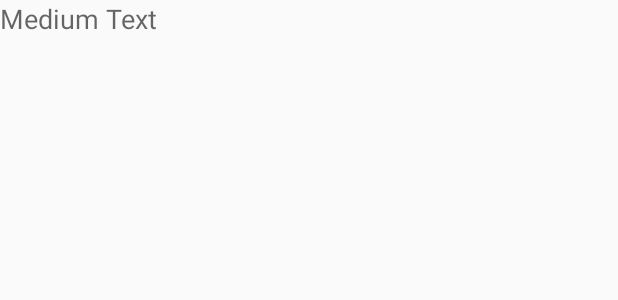
After one commit to rub-sky/BulletinGroupBlast, an Android app: the layout activity_organization.xml on its own in the app's theme, with its tools: preview values and no code run, on a phone screen of 412 x 824 dp. The commit adds this screen. Shown: the top 300 px of the screen. Run offline under Robolectric (Android 15) with nearby library versions, the phone set to English and light mode, and no system bars.

Commit message:
Updated the UserActivity interface
- Updated the width of the objects by removing the margins
- Updated the positioning of the form objects
- Added Click functionality to go to the organization activity and passed a value to it.
- Updated the User landing string to Home
- Added style colors, but they are not functioning yet

```diff
--- /dev/null
+++ b/app/src/main/res/layout/activity_organization.xml
@@ -0,0 +1,19 @@
+<RelativeLayout xmlns:android="http://schemas.android.com/apk/res/android"
+    xmlns:tools="http://schemas.android.com/tools" android:layout_width="match_parent"
+    android:layout_height="match_parent" android:paddingLeft="@dimen/activity_horizontal_margin_none"
+    android:paddingRight="@dimen/activity_horizontal_margin_none"
+    android:paddingTop="@dimen/activity_vertical_margin_none"
+    android:paddingBottom="@dimen/activity_vertical_margin_none"
+    tools:context="com.bulletingroupblast.bulletingroupblast.OrganizationActivity">
+
+    <TextView
+        android:layout_width="match_parent"
+        android:layout_height="wrap_content"
+        android:textAppearance="?android:attr/textAppearanceMedium"
+        android:text="Medium Text"
+        android:id="@+id/txtOrgName"
+        android:layout_alignParentTop="true"
+        android:layout_alignParentLeft="true"
+        android:layout_alignParentStart="true"
+        android:lines="5" />
+</RelativeLayout>
--- a/app/src/main/res/values/dimens.xml
+++ b/app/src/main/res/values/dimens.xml
@@ -2,6 +2,8 @@
     <!-- Default screen margins, per the Android Design guidelines. -->
     <dimen name="activity_horizontal_margin">16dp</dimen>
     <dimen name="activity_vertical_margin">16dp</dimen>
+    <dimen name="activity_horizontal_margin_none">0dp</dimen>
+    <dimen name="activity_vertical_margin_none">0dp</dimen>
 
     <!-- Per the design guidelines, navigation drawers should be between 240dp and 320dp:
          https://developer.android.com/design/patterns/navigation-drawer.html -->
--- a/app/src/main/res/values/strings.xml
+++ b/app/src/main/res/values/strings.xml
@@ -14,6 +14,6 @@
     <string name="navigation_drawer_close">Close navigation drawer</string>
 
     <string name="action_example">Example action</string>
-    <string name="title_activity_home_main">Home</string>
-    <string name="title_activity_user_landing">UserLandingActivity</string>
+    <string name="title_activity_user_landing">Home</string>
+    <string name="title_activity_organization">Organization</string>
 </resources>
--- a/app/src/main/res/values/styles.xml
+++ b/app/src/main/res/values/styles.xml
@@ -2,7 +2,14 @@
 
     <!-- Base application theme. -->
     <style name="AppTheme" parent="Theme.AppCompat.Light.DarkActionBar">
-        <!-- Customize your theme here. -->
+        <!-- Main theme colors -->
+        <!--   your app branding color for the app bar -->
+        <item name="android:colorPrimary">#8BC34A</item>
+        <!--   darker variant for the status bar and contextual app bars -->
+        <item name="android:colorPrimaryDark">#33691E</item>
+        <!--   theme UI controls like checkboxes and text fields -->
+        <item name="android:colorAccent">#9CCC65</item>
+
     </style>
 
 </resources>
```
Also changed, not shown: app/src/main/AndroidManifest.xml (+17 -10 lines), app/src/main/java/com/bulletingroupblast/bulletingroupblast/OrganizationActivity.java (added, +51 -0 lines), app/src/main/java/com/bulletingroupblast/bulletingroupblast/UserLandingActivity.java (+28 -8 lines), app/src/main/res/layout/activity_user_landing.xml (+28 -27 lines), app/src/main/res/menu/menu_organization.xml (added, +7 -0 lines).
